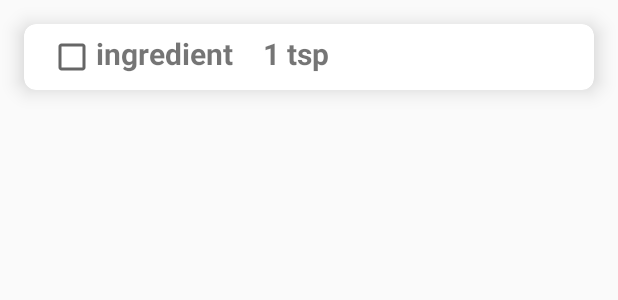
After one commit to chearuno/CookNow, an Android app: the layout shopping_list_item.xml on its own in the app's theme, with its tools: preview values and no code run, on a phone screen of 412 x 824 dp. The commit adds this screen. Shown: the top 300 px of the screen. Run offline under Robolectric (Android 15) with nearby library versions, the phone set to English and light mode, and no system bars.

Commit message:
updates to shopping list

```diff
--- a/app/src/main/res/layout/fragment_profile.xml
+++ b/app/src/main/res/layout/fragment_profile.xml
@@ -203,6 +203,7 @@
                     android:layout_height="wrap_content"
                     android:background="#ba2d49"
                     android:elevation="10dp"
+                    android:onClick="updateProfile"
                     android:text="Update"
                     android:textSize="20dp" />
             </LinearLayout>
--- /dev/null
+++ b/app/src/main/res/layout/shopping_list_item.xml
@@ -0,0 +1,51 @@
+<?xml version="1.0" encoding="utf-8"?>
+<androidx.cardview.widget.CardView xmlns:android="http://schemas.android.com/apk/res/android"
+    android:layout_width="match_parent"
+    android:layout_height="wrap_content"
+    xmlns:app="http://schemas.android.com/apk/res-auto"
+    app:cardElevation="8dp"
+    app:cardCornerRadius="8dp"
+    android:layout_margin="16dp">
+
+    <LinearLayout
+        android:layout_width="wrap_content"
+        android:layout_height="wrap_content"
+        android:layout_marginStart="16dp"
+        android:layout_marginVertical="6dp"
+        android:orientation="vertical">
+
+        <LinearLayout
+            android:layout_width="wrap_content"
+            android:layout_height="wrap_content"
+            android:layout_gravity="center_vertical"
+            android:orientation="horizontal">
+
+                <CheckBox
+                    android:id="@+id/ingredientCheckBox"
+                    android:layout_width="wrap_content"
+                    android:layout_height="wrap_content"/>
+
+                <TextView
+                    android:id="@+id/ingredientName"
+                    android:layout_width="wrap_content"
+                    android:layout_height="wrap_content"
+                    android:layout_alignRight="@+id/ingredientCheckBox"
+                    android:text="ingredient"
+                    android:textSize="20sp"
+                    android:textStyle="bold" />
+
+                <TextView
+                    android:id="@+id/ingredientQty"
+                    android:layout_width="wrap_content"
+                    android:layout_height="wrap_content"
+                    android:text="1 tsp"
+                    android:textSize="20sp"
+                    android:textStyle="bold"
+                    android:textAlignment="viewEnd"
+                    android:layout_alignRight="@+id/ingredientName"
+                    android:paddingLeft="20dp"/>
+
+        </LinearLayout>
+    </LinearLayout>
+
+</androidx.cardview.widget.CardView>
```
Also changed, not shown: app/src/main/res/layout/fragment_shopping_list.xml (+18 -24 lines).
